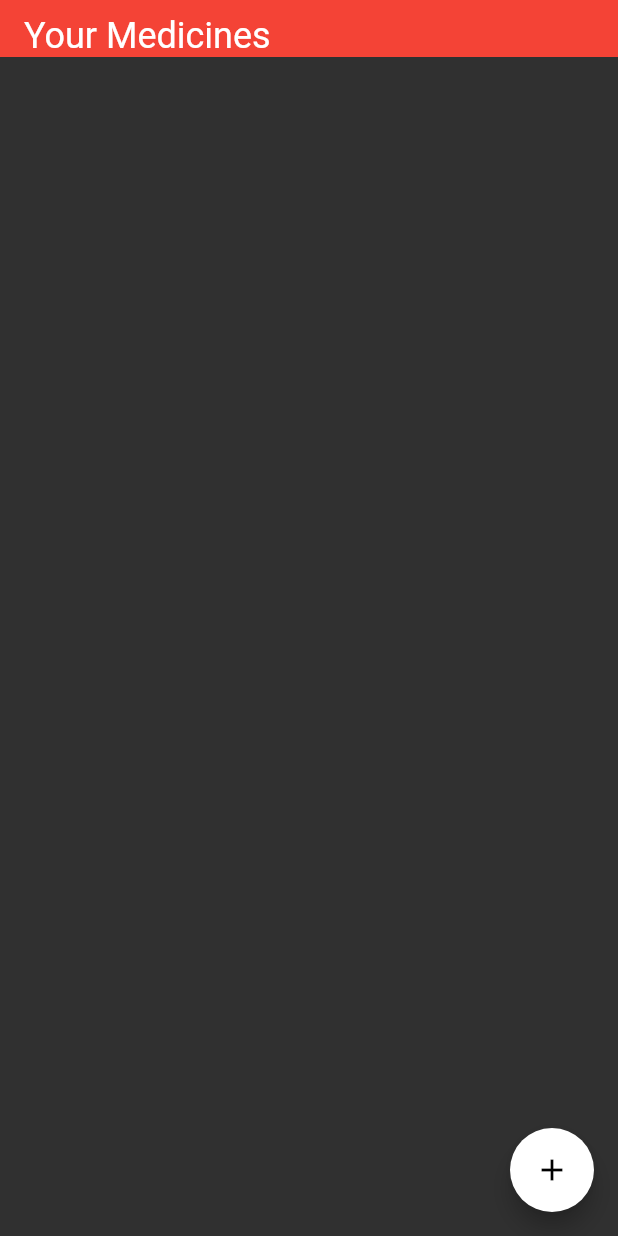
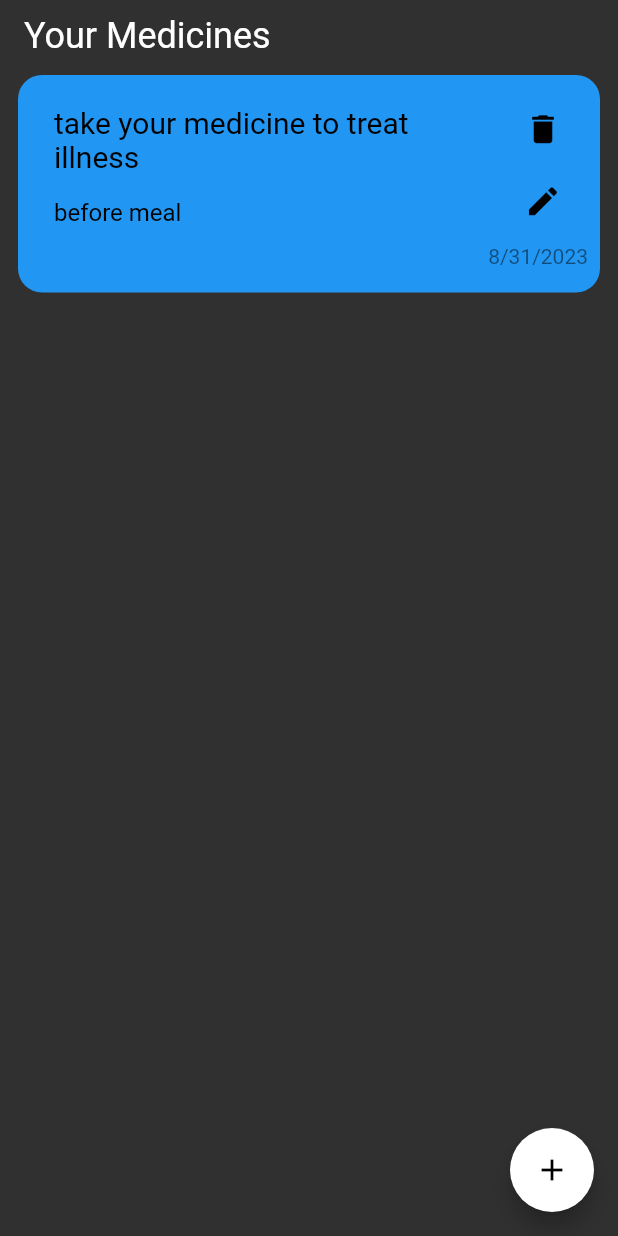
Before and after one commit to MeDoRa0/MyMeds, a Flutter app: the screen it shows after launch, on a phone screen of 412 x 824 dp. Run offline on Flutter 3.47's test engine with Material 2 defaults, Android fonts, the phone set to English and light mode, and no system bars; our stand-ins replace animated_text_kit, go_router.

Commit message:
creat medicine item

```diff
--- a/lib/core/utils/widgets/custom_drop_down_button.dart
+++ b/lib/core/utils/widgets/custom_drop_down_button.dart
@@ -1,6 +1,7 @@
 import 'package:flutter/material.dart';
 
 const List<String> list = <String>[
+  '6 hours',
   '8 hours',
   '12 hours',
   'day',
--- a/lib/features/home/views/widgets/add_medicine_view.dart
+++ b/lib/features/home/views/widgets/add_medicine_view.dart
@@ -1,4 +1,5 @@
 import 'package:flutter/material.dart';
+import 'package:go_router/go_router.dart';
 import 'package:my_meds/features/home/views/widgets/add_medicine_form.dart';
 import 'package:my_meds/features/home/views/widgets/custom_app_bar.dart';
 
@@ -7,16 +8,26 @@ class AddMedicineView extends StatelessWidget {
 
   @override
   Widget build(BuildContext context) {
-    return const Scaffold(
+    return Scaffold(
       body: SafeArea(
         child: SingleChildScrollView(
           child: Column(
             children: [
-              CustomAppBar(title: 'Add New Medicine'),
-              SizedBox(
+              Row(
+                children: [
+                  IconButton(
+                    onPressed: () {
+                      GoRouter.of(context).pop();
+                    },
+                    icon: const Icon(Icons.arrow_back),
+                  ),
+                  const CustomAppBar(title: 'Add New Medicine'),
+                ],
+              ),
+              const SizedBox(
                 height: 20,
               ),
-              AddMedicineForm(),
+              const AddMedicineForm(),
             ],
           ),
         ),
--- a/lib/features/home/views/widgets/custom_app_bar.dart
+++ b/lib/features/home/views/widgets/custom_app_bar.dart
@@ -8,7 +8,7 @@ class CustomAppBar extends StatelessWidget {
   Widget build(BuildContext context) {
     return SafeArea(
       child: Container(
-        color: Colors.red,
+        // color: Colors.red,
         child: Padding(
           padding: const EdgeInsets.only(
             top: 10,
--- /dev/null
+++ b/lib/features/home/views/widgets/medicine_item.dart
@@ -0,0 +1,64 @@
+import 'package:flutter/material.dart';
+
+class MedicineItem extends StatelessWidget {
+  const MedicineItem({super.key});
+
+  @override
+  Widget build(BuildContext context) {
+    return Container(
+      padding: const EdgeInsets.symmetric(horizontal: 8, vertical: 8),
+      decoration: BoxDecoration(
+        color: Colors.blue,
+        borderRadius: BorderRadius.circular(16),
+      ),
+      child: Padding(
+        padding: const EdgeInsets.symmetric(vertical: 8),
+        child: Column(crossAxisAlignment: CrossAxisAlignment.end, children: [
+          ListTile(
+            title: const Text(
+              'take your medicine to treat illness',
+              style: TextStyle(color: Colors.black, fontSize: 20),
+            ),
+            subtitle: const Padding(
+              padding: EdgeInsets.only(top: 16),
+              child: Text(
+                'before meal',
+                style: TextStyle(color: Colors.black, fontSize: 16),
+              ),
+            ),
+            trailing: FittedBox(
+              fit: BoxFit.none,
+              child: Column(
+                children: [
+                  IconButton(
+                    onPressed: () {},
+                    icon: const Icon(
+                      Icons.delete,
+                      size: 25,
+                    ),
+                    color: Colors.black,
+                  ),
+                  IconButton(
+                    onPressed: () {},
+                    icon: const Icon(
+                      Icons.edit,
+                      size: 25,
+                    ),
+                    color: Colors.black,
+                  ),
+                ],
+              ),
+            ),
+          ),
+          const SizedBox(
+            height: 8,
+          ),
+          Text(
+            '8/31/2023',
+            style: TextStyle(color: Colors.black.withOpacity(0.5)),
+          ),
+        ]),
+      ),
+    );
+  }
+}
--- a/lib/features/home/views/widgets/medicine_view_body.dart
+++ b/lib/features/home/views/widgets/medicine_view_body.dart
@@ -1,5 +1,6 @@
 import 'package:flutter/material.dart';
 import 'package:my_meds/features/home/views/widgets/custom_app_bar.dart';
+import 'package:my_meds/features/home/views/widgets/medicine_item.dart';
 
 class MedicineViewBody extends StatelessWidget {
   const MedicineViewBody({super.key});
@@ -11,6 +12,10 @@ class MedicineViewBody extends StatelessWidget {
         CustomAppBar(
           title: 'Your Medicines',
         ),
+        Padding(
+          padding: EdgeInsets.symmetric(horizontal: 12, vertical: 12),
+          child: MedicineItem(),
+        ),
       ],
     );
   }
```
